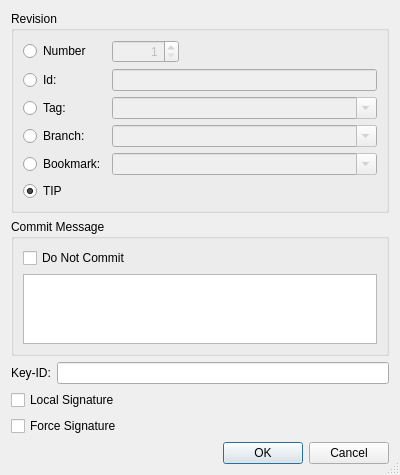
Before: the Qt Designer form Plugins/VcsPlugins/vcsMercurial/GpgExtension/HgGpgSignDialog.ui in testmana2/test, drawn with Qt 5.
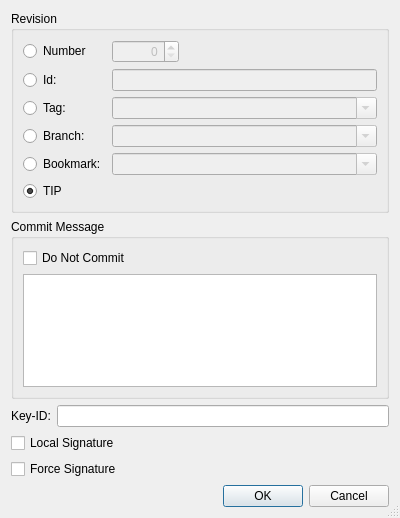
After: the same form once the commit is applied.

Commit message: Fixed issues in some Mercurial dialogs where the ID could not start with 0.

```diff
--- a/Plugins/VcsPlugins/vcsMercurial/GpgExtension/HgGpgSignDialog.ui
+++ b/Plugins/VcsPlugins/vcsMercurial/GpgExtension/HgGpgSignDialog.ui
@@ -7,7 +7,7 @@
     <x>0</x>
     <y>0</y>
     <width>400</width>
-    <height>450</height>
+    <height>518</height>
    </rect>
   </property>
   <property name="windowTitle">
@@ -44,9 +44,6 @@
         <property name="alignment">
          <set>Qt::AlignRight</set>
         </property>
-        <property name="minimum">
-         <number>1</number>
-        </property>
         <property name="maximum">
          <number>999999999</number>
         </property>
```
The commit also changes 6 other files.
